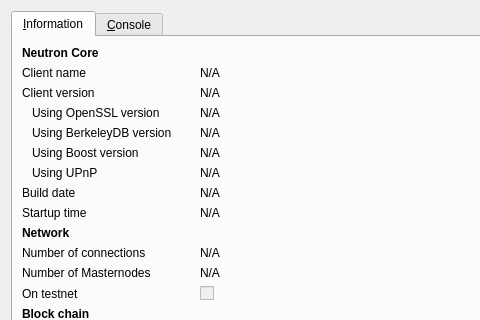
Old version of the form src/qt/forms/rpcconsole.ui in the repository neutroncoin/neutron; both pictures show x 0 to 480 and y 0 to 320 of the 740 by 521 pixel window.
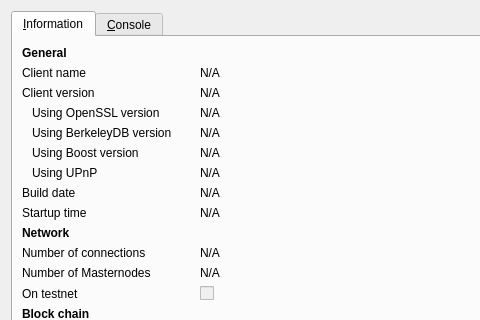
New version of the form. Icons and pictures are not drawn.

```diff
--- a/src/qt/forms/rpcconsole.ui
+++ b/src/qt/forms/rpcconsole.ui
@@ -36,7 +36,7 @@
           </font>
          </property>
          <property name="text">
-          <string>Neutron Core</string>
+          <string>General</string>
          </property>
         </widget>
        </item>
```
